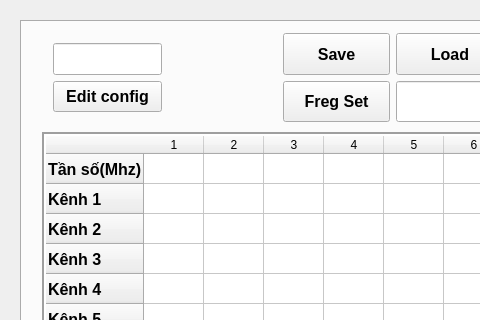
The window that mainwindow.ui (kimphg/rasPi) describes before a commit, drawn with Qt 5; both pictures show x 0 to 480 and y 0 to 320 of the 800 by 480 pixel window.
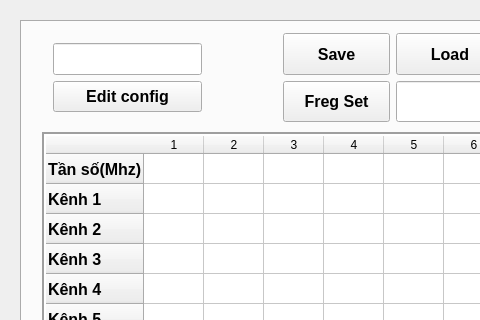
The same window after the commit. The open tabs and pages were chosen to show the change. Icons and pictures are not drawn.

```diff
--- a/mainwindow.ui
+++ b/mainwindow.ui
@@ -1508,7 +1508,7 @@
        <rect>
         <x>20</x>
         <y>10</y>
-        <width>131</width>
+        <width>171</width>
         <height>91</height>
        </rect>
       </property>
```
Left out of the diff: 2 changed lines with no effect on the pictures.
